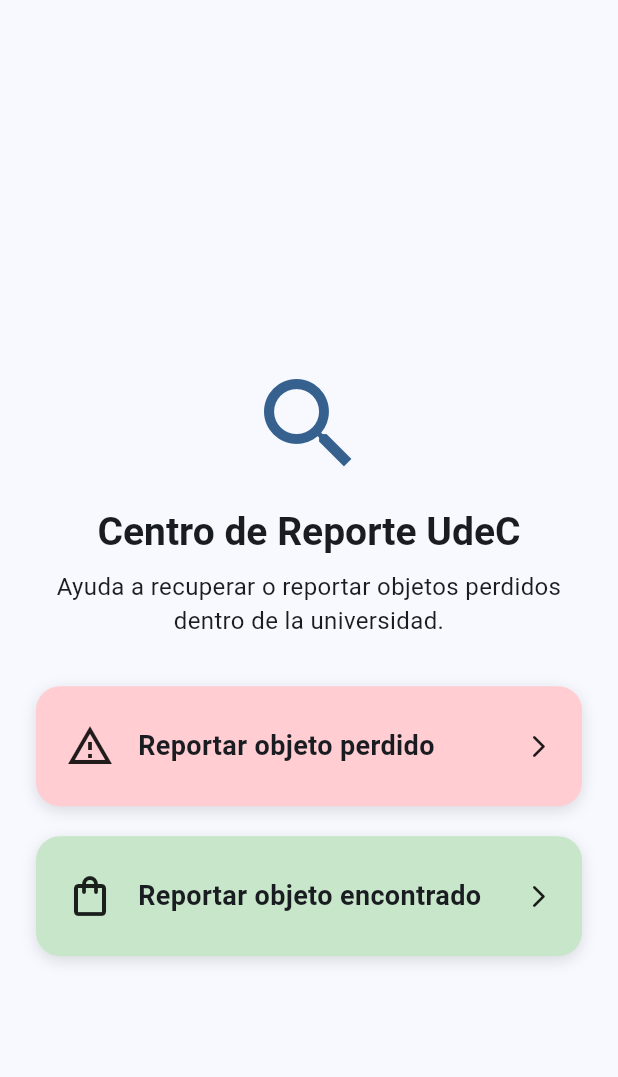
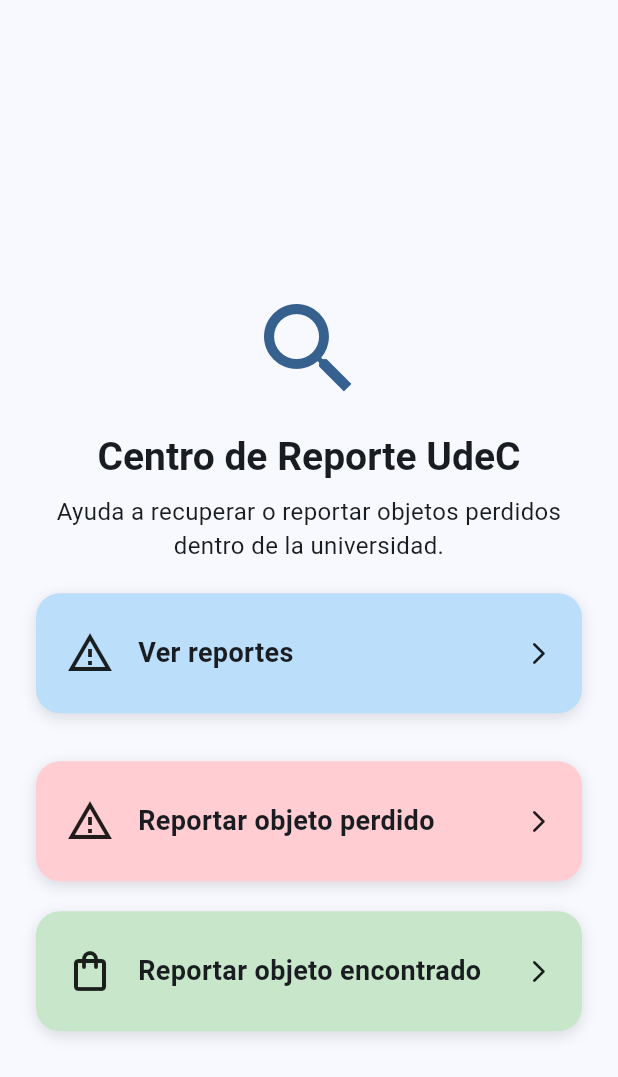
Before and after one commit to Diego-Mtus/Equipo05-IdS, a Flutter app: the screen it shows after launch, on a phone screen of 412 x 824 dp. Shown: the top 1077 px of the screen. Run offline on Flutter 3.47's test engine with Material 3 defaults, Android fonts, the light colour scheme and no system bars; our stand-ins replace flutter_map, image_picker, latlong2, shared_preferences.

Commit message:
feat: boton de ver reportes en menu principal (temp. a falta de seccion encargado)

```diff
--- a/lib/main.dart
+++ b/lib/main.dart
@@ -2,6 +2,7 @@
 import 'package:flutter_localizations/flutter_localizations.dart';
 import 'package:objetos_perdidos/formulario_objeto_encontrado.dart';
 import 'package:objetos_perdidos/formulario_objeto_perdido.dart';
+import 'package:objetos_perdidos/menu_reportes.dart';
 
 void main() {
   runApp(const MyApp());
@@ -72,6 +73,20 @@
                   style: theme.textTheme.bodyMedium,
                   textAlign: TextAlign.center,
                 ),
+                const SizedBox(height: 20),
+                // Boton temporal a falta de la seccion de inicio como encargado
+                _MenuCard(
+                  icon: Icons.report_problem_outlined,
+                  title: 'Ver reportes',
+                  color: Colors.blue.shade100,
+                  onTap: () {
+                    Navigator.push(
+                      context,
+                      MaterialPageRoute(builder: (_) => const ReportesScreen()),
+                    );
+                  },
+                ),
+
                 const SizedBox(height: 32),
 
                 _MenuCard(
```
